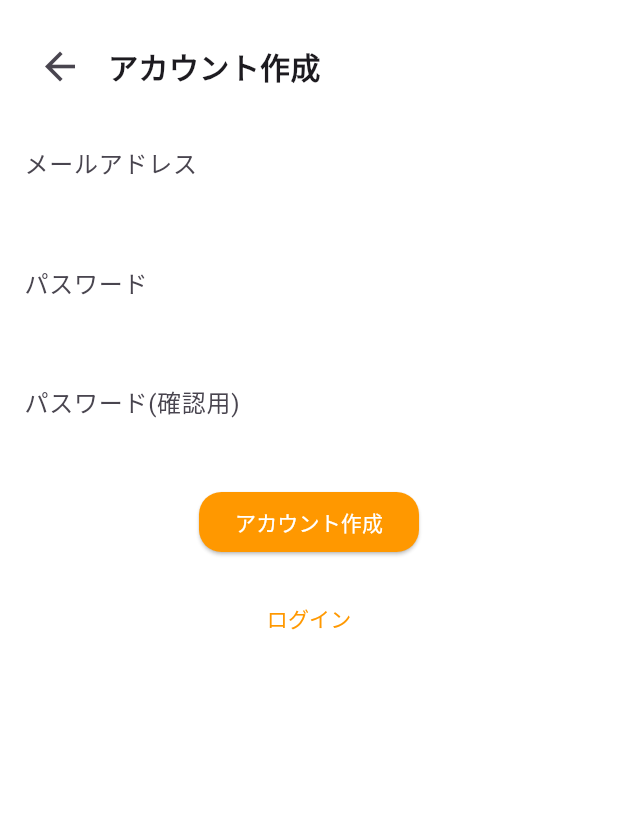
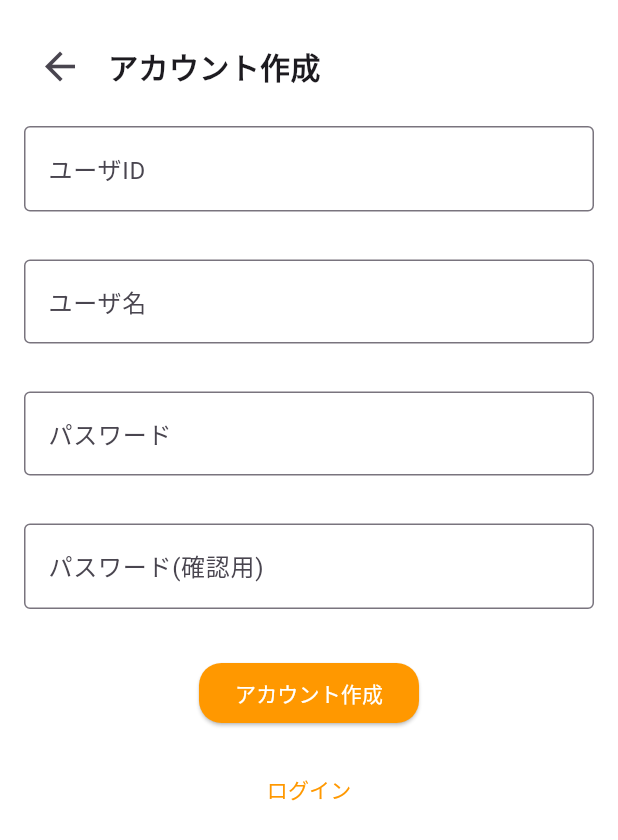
Before and after one commit to Ktento/breman-front, a Flutter app: the NewAccount screen opened directly, on a phone screen of 412 x 824 dp. Shown: the top 840 px of the screen. Run offline on Flutter 3.47's test engine with Material 3 defaults, Android fonts, the phone set to English and light mode, and no system bars.

Commit message:
テキストボックスに枠線を追加

```diff
--- a/lib/new_account.dart
+++ b/lib/new_account.dart
@@ -35,22 +35,37 @@ class NewAccount extends StatelessWidget {
               padding: const EdgeInsets.all(16.0),
               child: TextField(
                 decoration: InputDecoration(
-                    border: InputBorder.none, hintText: 'メールアドレス'), //メアド入力フォーム
+                  border: OutlineInputBorder(),
+                  hintText: 'ユーザID', // メアド入力フォーム
+                ),
+              ),
+            ),
+
+            Container(
+              padding: const EdgeInsets.all(16.0),
+              child: TextField(
+                decoration: InputDecoration(
+                  border: OutlineInputBorder(),
+                  hintText: 'ユーザ名', // メアド入力フォーム
+                ),
               ),
             ),
             Container(
               padding: const EdgeInsets.all(16.0),
               child: TextField(
                 decoration: InputDecoration(
-                    border: InputBorder.none, hintText: 'パスワード'), //パスワード入力フォーム
+                  border: OutlineInputBorder(),
+                  hintText: 'パスワード', // メアド入力フォーム
+                ),
               ),
             ),
             Container(
               padding: const EdgeInsets.all(16.0),
               child: TextField(
                 decoration: InputDecoration(
-                    border: InputBorder.none,
-                    hintText: 'パスワード(確認用)'), //パスワード入力フォーム
+                  border: OutlineInputBorder(),
+                  hintText: 'パスワード(確認用)', // メアド入力フォーム
+                ),
               ),
             ),
             Container(
```
